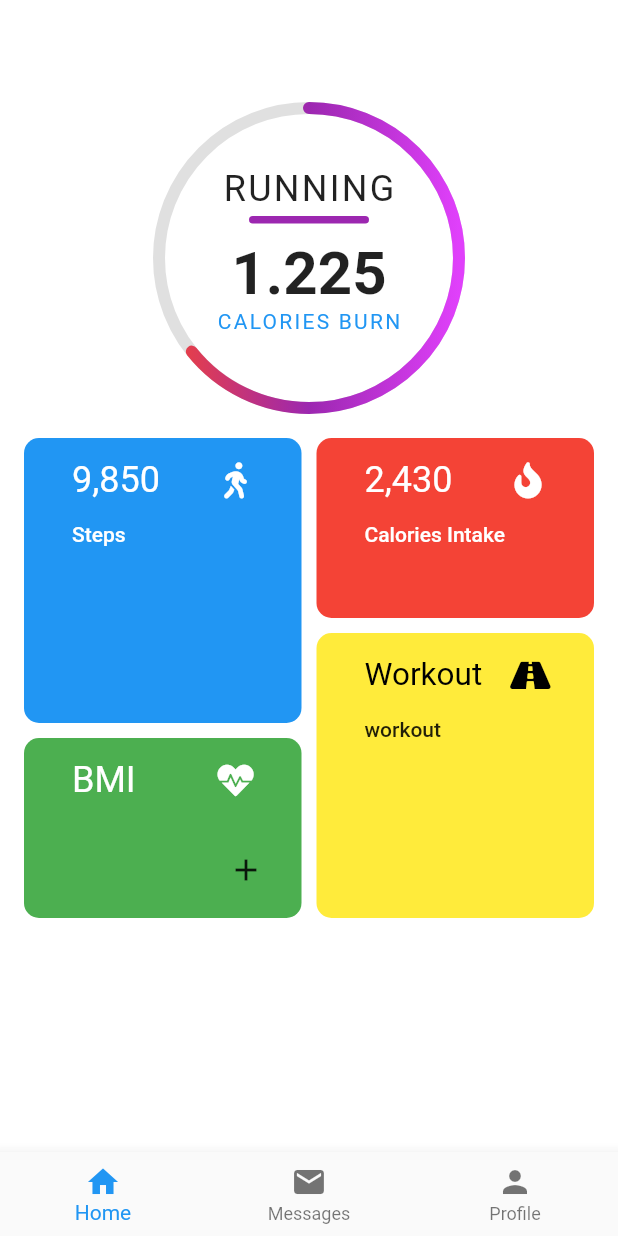
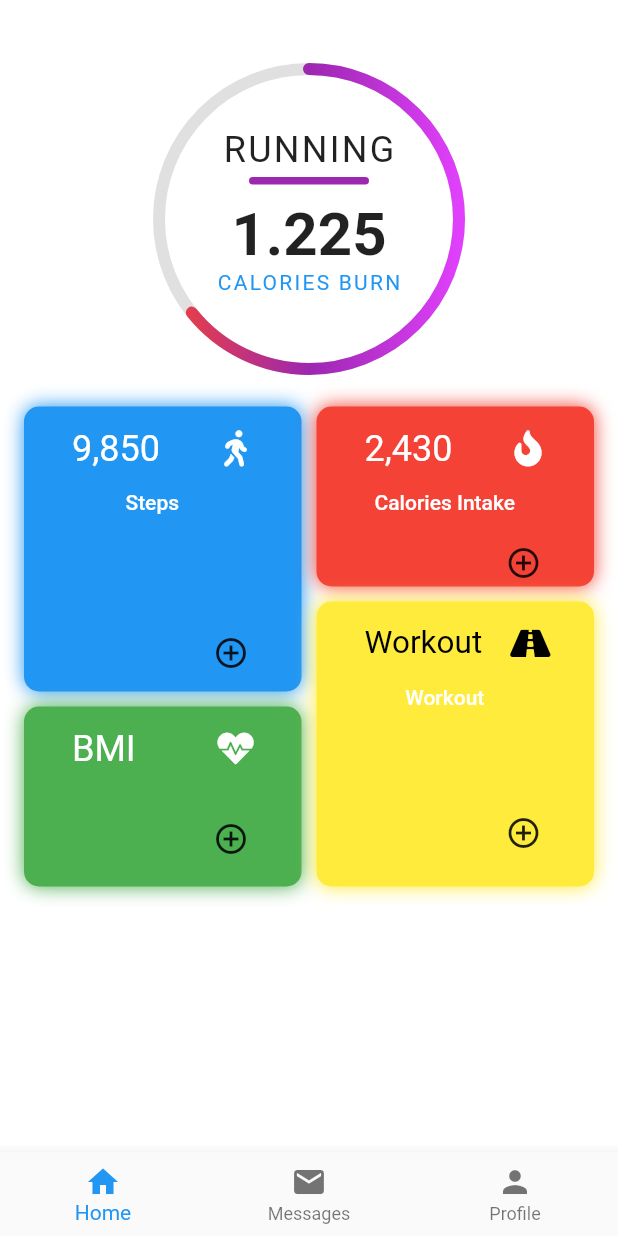
Before and after one commit to lincolnkushwah009/ifitmash, a Flutter app: the bottomNavigationBar screen opened directly, on a phone screen of 412 x 824 dp. Run offline on Flutter 3.47's test engine with Material 2 defaults, Android fonts, the phone set to English and light mode, and no system bars; our stand-ins replace font_awesome_flutter; missing offline and left inert: fit_kit.

Commit message:
few changes dashboard

```diff
--- a/lib/screens/Dashboard.dart
+++ b/lib/screens/Dashboard.dart
@@ -50,8 +50,11 @@ class _DashboardState extends State<Dashboard > {
       padding: const EdgeInsets.all(16.0),
       child: Column(
         children: <Widget>[
+          SizedBox(
+            height: 30,
+          ),
           RadialProgress(),
-          const SizedBox(height: 20.0),
+          const SizedBox(height: 25.0),
 
           Row(
             children: <Widget>[
@@ -61,6 +64,10 @@ class _DashboardState extends State<Dashboard > {
                   children: <Widget>[
                     Container(
                       decoration: new BoxDecoration(
+                          boxShadow: [BoxShadow(
+                            color: Colors.blue,
+                            blurRadius: 10.0,
+                          ),],
                         color: Colors.blue,
 
                         borderRadius: new BorderRadius.only(
@@ -73,6 +80,7 @@ class _DashboardState extends State<Dashboard > {
                       height: 190,
 
                       child: GestureDetector(
+
                         child: FlatButton(
                           onPressed: (){},
                           child: Column(
@@ -96,14 +104,18 @@ class _DashboardState extends State<Dashboard > {
                                   color: Colors.white,
                                 ),
                               ),
-                              Padding(
+                              Column(
+                                  children:<Widget>[
 
-                                padding: const EdgeInsets.only(left: 16.0),
-                                child: Text(
+                                    Text(
                                       'Steps',
                                       style: whiteText,
                                     ),
-
+                                    Padding(
+                                      padding: const EdgeInsets.fromLTRB(110, 80, 5, 0),
+                                      child: Icon(Icons.add_circle_outline),
+                                    ),
+                                  ]
                               )
 
                             ],
@@ -113,7 +125,11 @@ class _DashboardState extends State<Dashboard > {
                     ),
                     const SizedBox(height: 10.0),
                     Container(
-                      decoration: BoxDecoration(
+                      decoration: new BoxDecoration(
+                          boxShadow: [BoxShadow(
+                            color: Colors.green,
+                            blurRadius: 10.0,
+                          ),],
                         color: Colors.green,
                         borderRadius: new BorderRadius.only(
                           topLeft: const Radius.circular(10.0),
@@ -148,11 +164,13 @@ class _DashboardState extends State<Dashboard > {
                                   color: Colors.white,
                                 ),
                               ),
+                              Column(
+                                  children:<Widget>[
                                     Padding(
-                                padding: const EdgeInsets.fromLTRB(120, 20, 5, 20) ,
-                                child: Icon(
-                                  Icons.add
+                                      padding: const EdgeInsets.fromLTRB(110, 20, 5, 0),
+                                      child: Icon(Icons.add_circle_outline),
                                     ),
+                                  ]
                               )
                             ],
                           ),
@@ -168,7 +186,11 @@ class _DashboardState extends State<Dashboard > {
                   children: <Widget>[
                     Container(
 
-                      decoration: BoxDecoration(
+                      decoration: new BoxDecoration(
+                          boxShadow: [BoxShadow(
+                            color: Colors.red,
+                            blurRadius: 10.0,
+                          ),],
                         color: Colors.red,
                         borderRadius: new BorderRadius.only(
                           topLeft:const Radius.circular(10.0),
@@ -203,12 +225,18 @@ class _DashboardState extends State<Dashboard > {
                                   color: Colors.white,
                                 ),
                               ),
-                              Padding(
-                                padding: const EdgeInsets.only(left: 16.0),
-                                child: Text(
+                              Column(
+                                children:<Widget>[
+
+                                  Text(
                                   'Calories Intake',
                                   style: whiteText,
                                 ),
+                                  Padding(
+                                    padding: const EdgeInsets.fromLTRB(110, 20, 5, 0),
+                                    child: Icon(Icons.add_circle_outline),
+                                  ),
+                                ]
                               )
                             ],
                           ),
@@ -218,7 +246,11 @@ class _DashboardState extends State<Dashboard > {
                     const SizedBox(height: 10.0),
                     Container(
 
-                      decoration: BoxDecoration(
+                      decoration: new BoxDecoration(
+                          boxShadow: [BoxShadow(
+                            color: Colors.yellow,
+                            blurRadius: 10.0,
+                          ),],
                         color: Colors.yellow,
                         borderRadius: BorderRadius.only(
                           topRight: const Radius.circular(10.0),
@@ -253,12 +285,19 @@ class _DashboardState extends State<Dashboard > {
                                   color: Colors.black,
                                 ),
                               ),
+                              Column(
+                                  children:<Widget>[
+
+                                    Text(
+                                      'Workout',
+                                      style: whiteText,
+                                    ),
                                     Padding(
-                                padding: const EdgeInsets.only(left: 16.0),
-                                child: Text(
-                                  'workout',
+                                      padding: const EdgeInsets.fromLTRB(110, 70, 5, 0),
+                                      child: Icon(Icons.add_circle_outline),
                                     ),
-                              ),
+                                  ]
+                              )
                             ],
                           ),
                         ),
--- a/lib/screens/bottomNavigationBar .dart
+++ b/lib/screens/bottomNavigationBar .dart
@@ -22,10 +22,12 @@ class _bottomNavigationBarState extends State<bottomNavigationBar > {
   @override
   Widget build(BuildContext context) {
     return Scaffold(
-      appBar: AppBar(
-        backgroundColor: Colors.white,
-        elevation: 0,
-      ),
+
+
+//      appBar: AppBar(
+//        backgroundColor: Colors.white,
+//        elevation: 0,
+//      ),
 
 
       body: _pageOptions[_selectedPage],
```
Lines whose indentation alone changed are shown as unchanged.
